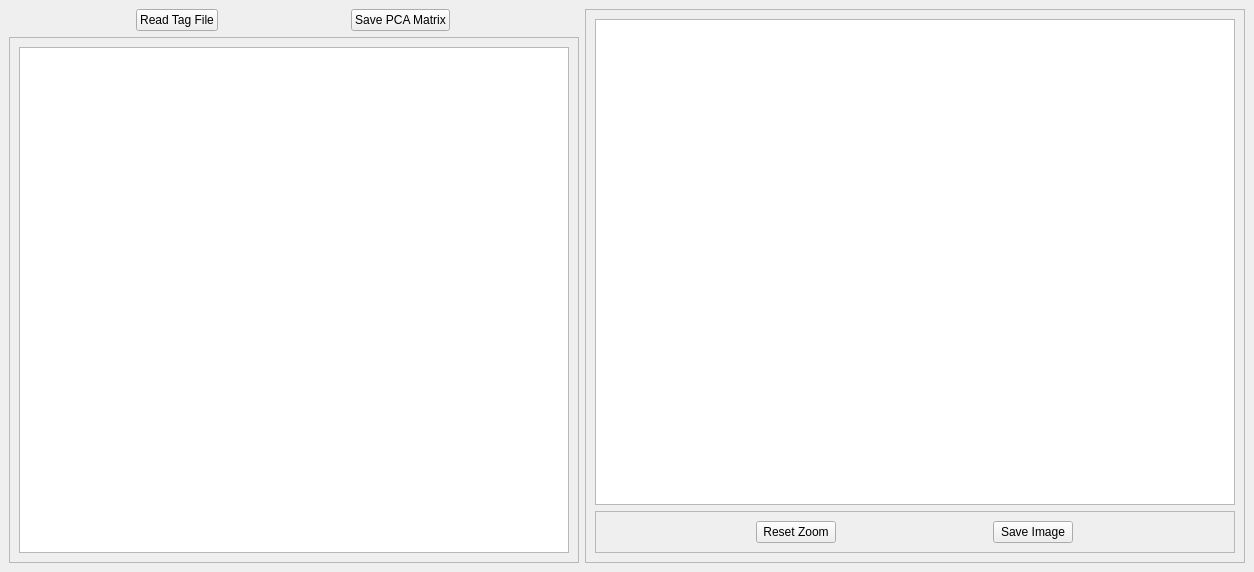
Before: the Qt Designer form XCoins/ui/application_window.ui in wwmm/xcoins, drawn with Qt 5.
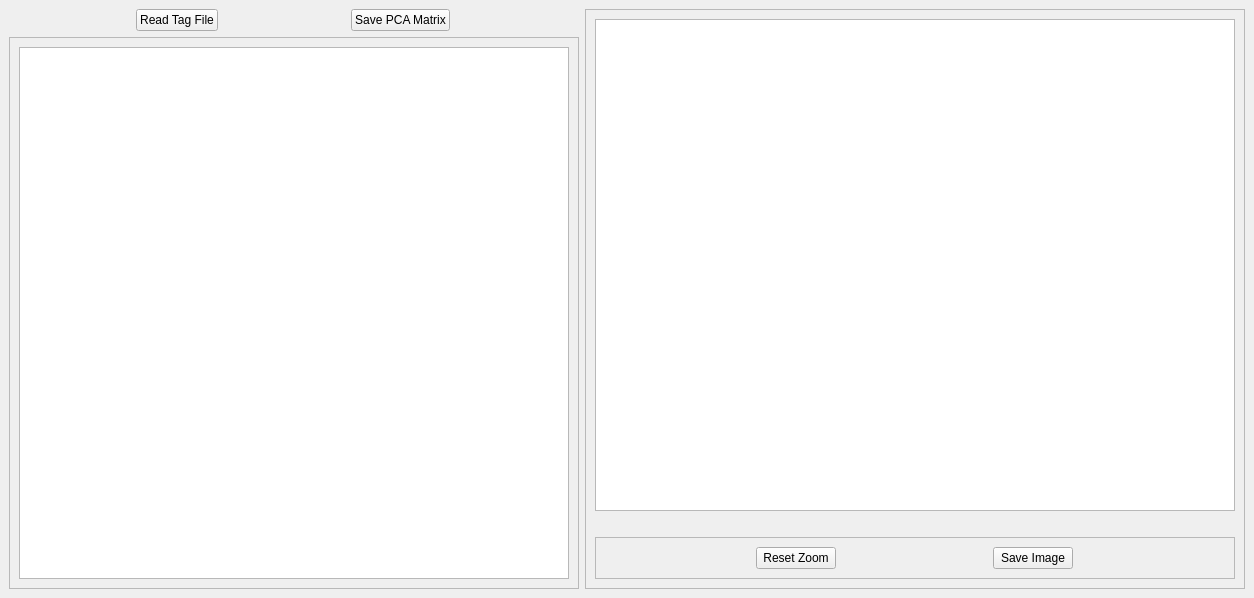
After: the same form once the commit is applied. Custom widgets are drawn as their Qt base class.

Commit message: mouse coordinates are shown

Patch:
```diff
--- a/XCoins/ui/application_window.ui
+++ b/XCoins/ui/application_window.ui
@@ -7,7 +7,7 @@
     <x>0</x>
     <y>0</y>
     <width>1254</width>
-    <height>572</height>
+    <height>598</height>
    </rect>
   </property>
   <property name="sizePolicy">
@@ -146,7 +146,7 @@
          </property>
         </widget>
        </item>
-       <item row="1" column="0">
+       <item row="2" column="0">
         <widget class="QFrame" name="chart_cfg_frame">
          <property name="frameShape">
           <enum>QFrame::StyledPanel</enum>
@@ -184,6 +184,22 @@
          </layout>
         </widget>
        </item>
+       <item row="1" column="0">
+        <widget class="QLabel" name="label_mouse_coords">
+         <property name="sizePolicy">
+          <sizepolicy hsizetype="MinimumExpanding" vsizetype="Fixed">
+           <horstretch>0</horstretch>
+           <verstretch>0</verstretch>
+          </sizepolicy>
+         </property>
+         <property name="text">
+          <string/>
+         </property>
+         <property name="alignment">
+          <set>Qt::AlignCenter</set>
+         </property>
+        </widget>
+       </item>
       </layout>
      </widget>
     </item>
```
The commit also changes 2 other files.
